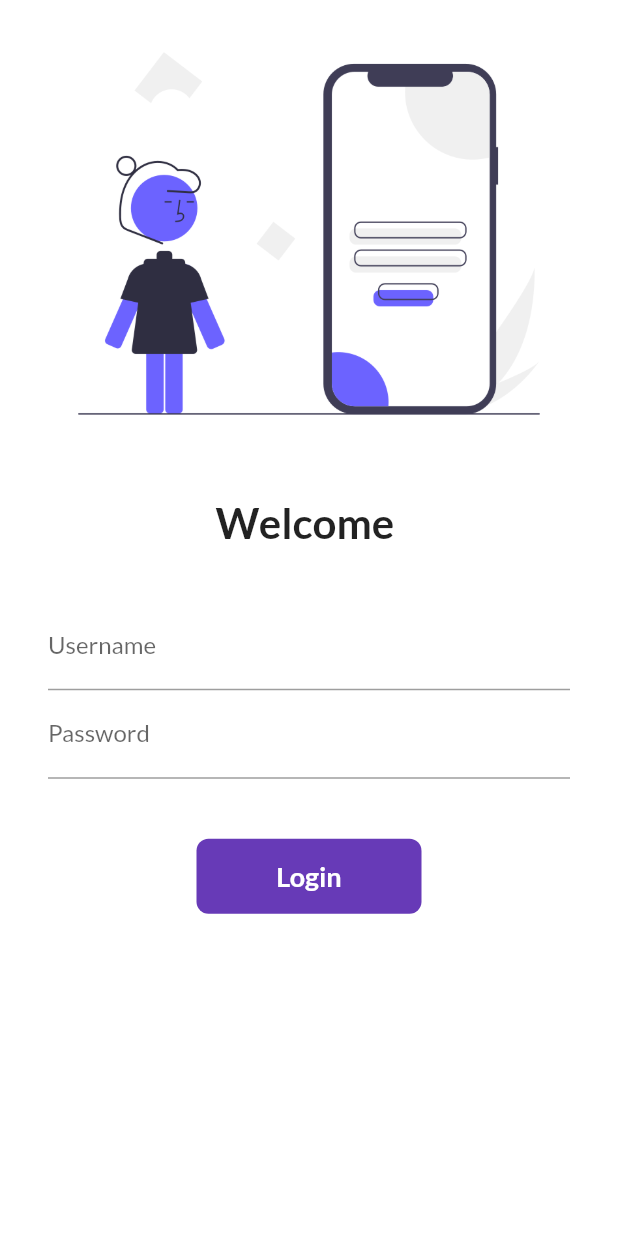
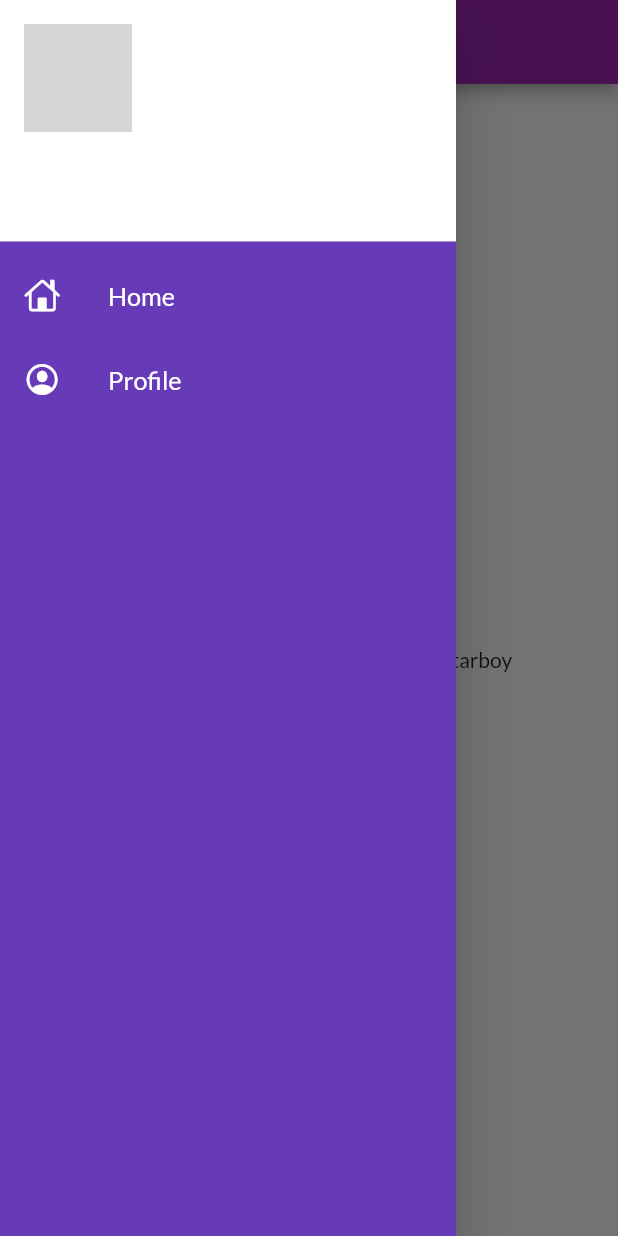
Before and after one commit to PranavSingh21/Shopping-App, a Flutter app: the screen it shows after launch, with the side drawer open (before the commit the screen has no drawer), on a phone screen of 412 x 824 dp. Run offline on Flutter 3.47's test engine with Material 2 defaults, Android fonts, the phone set to English and light mode, and no system bars; our stand-ins replace google_fonts; network calls fail; grey boxes are pictures that could not be loaded.

Commit message:
day 9 completed

```diff
--- a/lib/main.dart
+++ b/lib/main.dart
@@ -33,7 +33,7 @@ class MyApp extends StatelessWidget {
         primarySwatch: Colors.red,
         ),
 
-initialRoute: "/",
+initialRoute: MyRoutes.homeRoute,
         routes: {
 
           "/" : (context)=>  const LoginPage(),
--- a/lib/pages/home_page.dart
+++ b/lib/pages/home_page.dart
@@ -1,4 +1,5 @@
 import 'package:flutter/material.dart';
+import 'package:flutter_application_1/widgets/drawer.dart';
 
 class HomePage extends StatelessWidget {
   const HomePage({Key? key}) : super(key: key);
@@ -14,7 +15,7 @@ class HomePage extends StatelessWidget {
       body: Center(
         child: Text("Welcome to $days days of flutter by Mr. $name"),
       ),
-      drawer:const  Drawer(),
+      drawer:const  MyDrawer(),
     );
   }
 }
--- /dev/null
+++ b/lib/widgets/drawer.dart
@@ -0,0 +1,62 @@
+
+
+import 'package:flutter/cupertino.dart';
+import 'package:flutter/material.dart';
+
+
+class MyDrawer  extends StatelessWidget {
+  const MyDrawer({Key? key}) : super(key: key);
+
+
+  @override
+  Widget build(BuildContext context) {
+    const imageUrl="https://media-exp2.licdn.com/dms/image/C4E03AQERvG-2rsL1Fg/profile-displayphoto-shrink_400_400/0/1638638213012?e=1662595200&v=beta&t=vkmQb9nThlg8flZhHxr9-tx3FL4tRYOiCARwCxF4OOc";
+
+
+    return Drawer(
+      child: Container(
+        color: Colors.deepPurple,
+        child: ListView(
+           padding: EdgeInsets.zero,
+          children: const [
+            DrawerHeader(
+              padding:EdgeInsets.zero,
+              child: UserAccountsDrawerHeader(
+                margin: EdgeInsets.zero,accountName: Text("Pranav Singh"),
+                decoration: BoxDecoration(
+                 color: Colors.white,
+                ),
+                accountEmail: Text("mailsandstuffs@gmail.com"),
+
+                currentAccountPicture: CircleAvatar(
+                backgroundImage: NetworkImage(imageUrl),
+                 ),
+                ),
+                ),
+
+                ListTile(
+                  leading: Icon(CupertinoIcons.home, color: Colors.white),
+                title: Text(
+                  "Home",
+                  textScaleFactor: 1.2,
+                  style:TextStyle(
+                  color: Colors.white,
+              ),
+              ),
+              ),
+                 ListTile(
+                  leading: Icon(CupertinoIcons.profile_circled, color: Colors.white),
+                title: Text(
+                  "Profile",
+                  textScaleFactor: 1.2,
+                  style:TextStyle(
+                  color: Colors.white,
+              ),
+              ),
+              )
+          ],
+        ),
+      ),
+    );
+  }
+}
```
